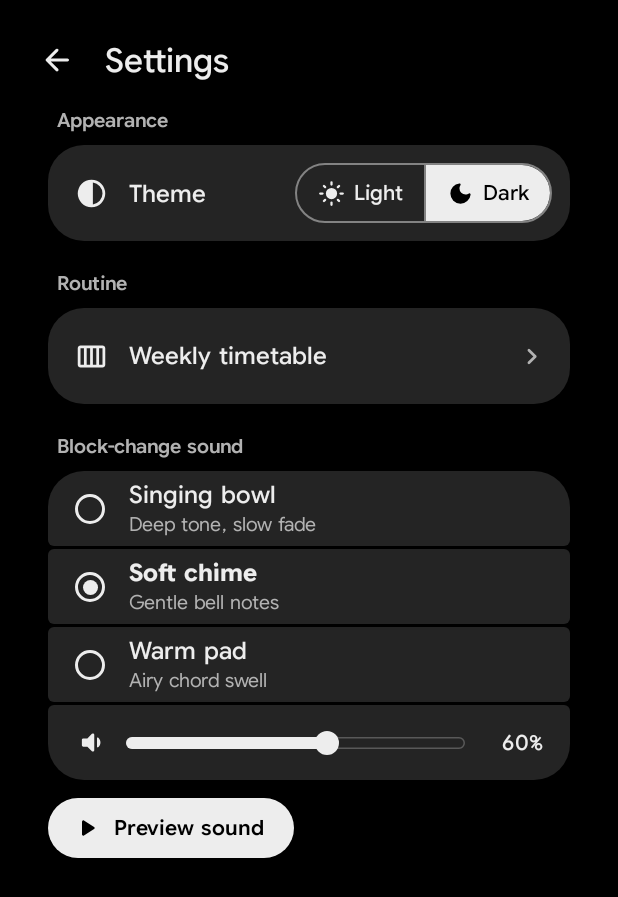
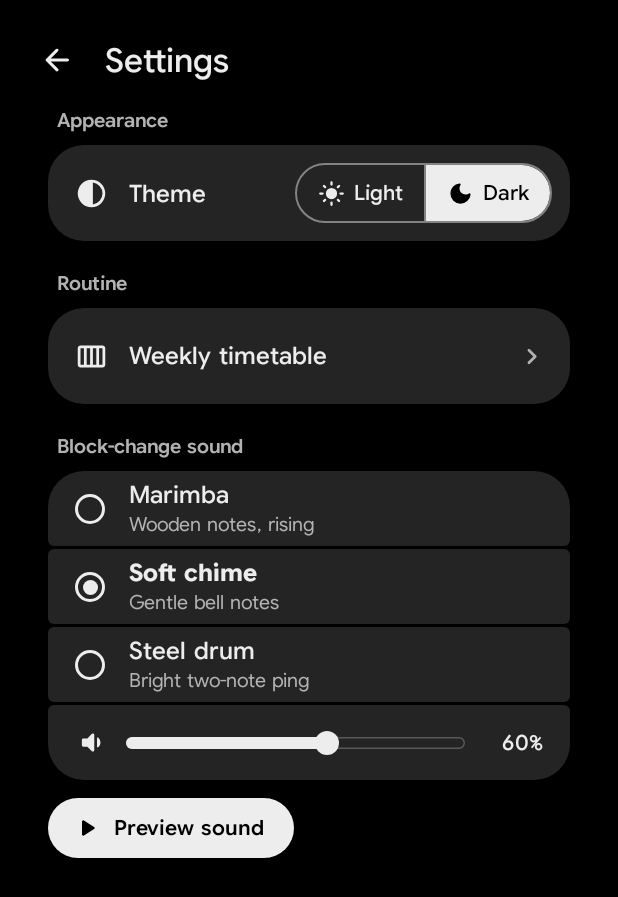
Before and after one commit to Mecha-Coder/Routine-Manager, an Android app built with Jetpack Compose: the screen it shows after launch (MainActivity), after a tap on "Dark", on a phone screen of 412 x 824 dp. Shown: the top 897 px of the screen. Run offline under Robolectric (Android 15) with nearby library versions, the phone set to English and light mode, and no system bars; 2 other taps on this screen came first.

Commit message:
M8b: Two replacement tones
- Marimba (row 1) and Steel drum (row 3) replace Singing bowl and Warm pad, which were too soft
  on the phone speaker; Soft chime stays in row 2 and is the default (SPEC D25).
- Both tones synthesised for this app (no third-party audio), notes at 700-1320 Hz where the
  phone speaker is strong, plain gain to about -14 LUFS, true peak <= -1 dBTP; picked by ear
  by the owner. Sound files now total 70 KB (was 157 KB).
- data/Model: ToneSerializer keeps old saved keys working (bowl -> marimba, pad -> steel_drum),
  so an old file never falls back to sample data; unit tests say why.

Supervisor changes in this commit: SPEC D25 and §3.1 (tone names and lengths), ARCHITECTURE §7.

Co-Authored-By: Claude Opus 5.5 (1M context) <noreply@anthropic.com>

```diff
--- a/routine-manager/app/src/main/java/com/jsk/routinemanager/data/Model.kt
+++ b/routine-manager/app/src/main/java/com/jsk/routinemanager/data/Model.kt
@@ -1,7 +1,13 @@
 package com.jsk.routinemanager.data
 
+import kotlinx.serialization.KSerializer
 import kotlinx.serialization.SerialName
 import kotlinx.serialization.Serializable
+import kotlinx.serialization.SerializationException
+import kotlinx.serialization.descriptors.PrimitiveKind
+import kotlinx.serialization.descriptors.PrimitiveSerialDescriptor
+import kotlinx.serialization.encoding.Decoder
+import kotlinx.serialization.encoding.Encoder
 import java.util.UUID
 
 const val SCHEMA_VERSION = 1
@@ -37,11 +43,31 @@ enum class Theme {
     @SerialName("dark") DARK,
 }
 
-@Serializable
-enum class Tone {
-    @SerialName("bowl") BOWL,
-    @SerialName("chime") CHIME,
-    @SerialName("pad") PAD,
+/** In Settings row order. [key] is the name saved in the file. */
+@Serializable(with = ToneSerializer::class)
+enum class Tone(val key: String) {
+    MARIMBA("marimba"),
+    CHIME("chime"),
+    STEEL_DRUM("steel_drum"),
+}
+
+/**
+ * Saves a [Tone] by its key, and still reads the keys of the two tones M8b replaced (SPEC D25):
+ * `bowl` is now Marimba and `pad` Steel drum, each in the replaced tone's row. A custom serializer
+ * because `@JsonNames` still needs an experimental opt-in (kotlinx.serialization 1.12.0).
+ */
+object ToneSerializer : KSerializer<Tone> {
+    private val replacedKeys = mapOf("bowl" to Tone.MARIMBA, "pad" to Tone.STEEL_DRUM)
+
+    override val descriptor = PrimitiveSerialDescriptor("com.jsk.routinemanager.data.Tone", PrimitiveKind.STRING)
+
+    override fun serialize(encoder: Encoder, value: Tone) = encoder.encodeString(value.key)
+
+    override fun deserialize(decoder: Decoder): Tone {
+        val key = decoder.decodeString()
+        return Tone.entries.firstOrNull { it.key == key } ?: replacedKeys[key]
+            ?: throw SerializationException("Unknown tone \"$key\"")
+    }
 }
 
 /**
--- a/routine-manager/app/src/main/java/com/jsk/routinemanager/sound/TonePlayer.kt
+++ b/routine-manager/app/src/main/java/com/jsk/routinemanager/sound/TonePlayer.kt
@@ -84,7 +84,7 @@ class TonePlayer(context: Context) {
 
 private val Tone.file: Int
     get() = when (this) {
-        Tone.BOWL -> R.raw.singing_bowl
+        Tone.MARIMBA -> R.raw.marimba
         Tone.CHIME -> R.raw.soft_chime
-        Tone.PAD -> R.raw.warm_pad
+        Tone.STEEL_DRUM -> R.raw.steel_drum
     }
--- a/routine-manager/app/src/main/java/com/jsk/routinemanager/ui/settings/SettingsScreen.kt
+++ b/routine-manager/app/src/main/java/com/jsk/routinemanager/ui/settings/SettingsScreen.kt
@@ -73,16 +73,16 @@ private val THEMES = listOf(Theme.LIGHT to Segment(R.drawable.ic_light_mode, "Li
 
 private val Tone.label: String
     get() = when (this) {
-        Tone.BOWL -> "Singing bowl"
+        Tone.MARIMBA -> "Marimba"
         Tone.CHIME -> "Soft chime"
-        Tone.PAD -> "Warm pad"
+        Tone.STEEL_DRUM -> "Steel drum"
     }
 
 private val Tone.description: String
     get() = when (this) {
-        Tone.BOWL -> "Deep tone, slow fade"
+        Tone.MARIMBA -> "Wooden notes, rising"
         Tone.CHIME -> "Gentle bell notes"
-        Tone.PAD -> "Airy chord swell"
+        Tone.STEEL_DRUM -> "Bright two-note ping"
     }
 
 /**
```
Also changed, not shown: 8 other files.
